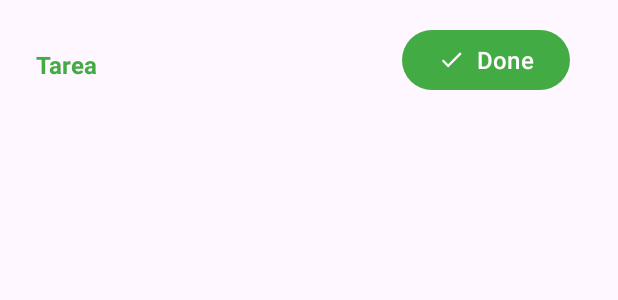
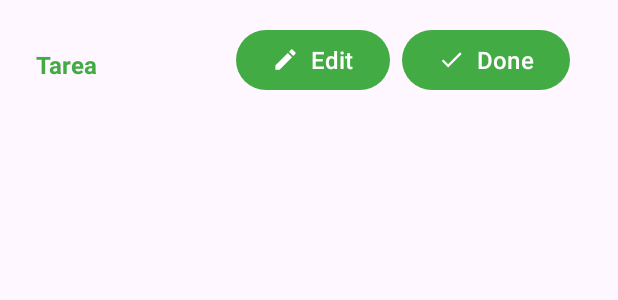
Before and after one commit to alonsofdez23/todo-android, an Android app: the layout item_tarea.xml on its own in the app's theme, with its tools: preview values and no code run, on a phone screen of 412 x 824 dp. Shown: the top 300 px of the screen. Run offline under Robolectric (Android 15) with nearby library versions, the phone set to English and light mode, and no system bars.

Commit message:
add edit task

```diff
--- /dev/null
+++ b/app/src/main/res/drawable/baseline_edit_24.xml
@@ -0,0 +1,5 @@
+<vector android:height="24dp" android:tint="#000000"
+    android:viewportHeight="24" android:viewportWidth="24"
+    android:width="24dp" xmlns:android="http://schemas.android.com/apk/res/android">
+    <path android:fillColor="@android:color/white" android:pathData="M3,17.25V21h3.75L17.81,9.94l-3.75,-3.75L3,17.25zM20.71,7.04c0.39,-0.39 0.39,-1.02 0,-1.41l-2.34,-2.34c-0.39,-0.39 -1.02,-0.39 -1.41,0l-1.83,1.83 3.75,3.75 1.83,-1.83z"/>
+</vector>
--- a/app/src/main/res/layout/item_tarea.xml
+++ b/app/src/main/res/layout/item_tarea.xml
@@ -31,4 +31,16 @@
         app:layout_constraintEnd_toEndOf="parent"
         app:layout_constraintTop_toTopOf="parent" />
 
+    <Button
+        android:layout_width="wrap_content"
+        android:layout_height="wrap_content"
+        android:layout_marginTop="16dp"
+        android:layout_marginEnd="120dp"
+        android:text="Edit"
+        app:icon="@drawable/baseline_edit_24"
+        android:textSize="16sp"
+        android:onClick="editarTarea"
+        app:layout_constraintEnd_toEndOf="@id/buttonDone"
+        app:layout_constraintTop_toTopOf="parent"/>
+
 </androidx.constraintlayout.widget.ConstraintLayout>
```
Also changed, not shown: app/src/main/java/com/example/todolist/MainActivity.java (+55 -2 lines).
